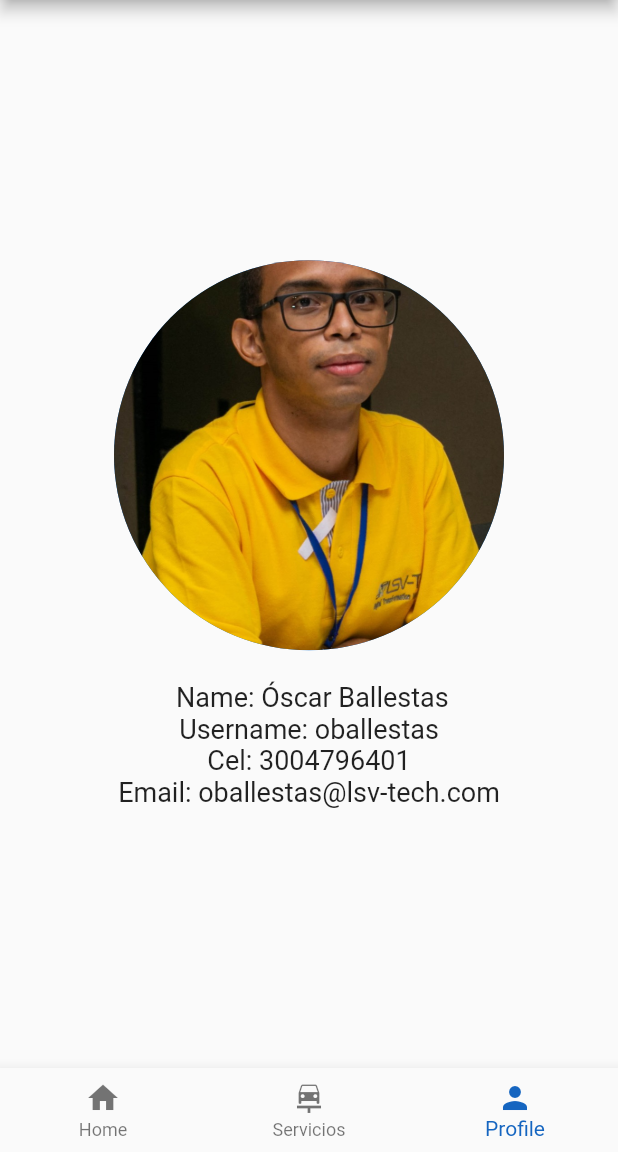
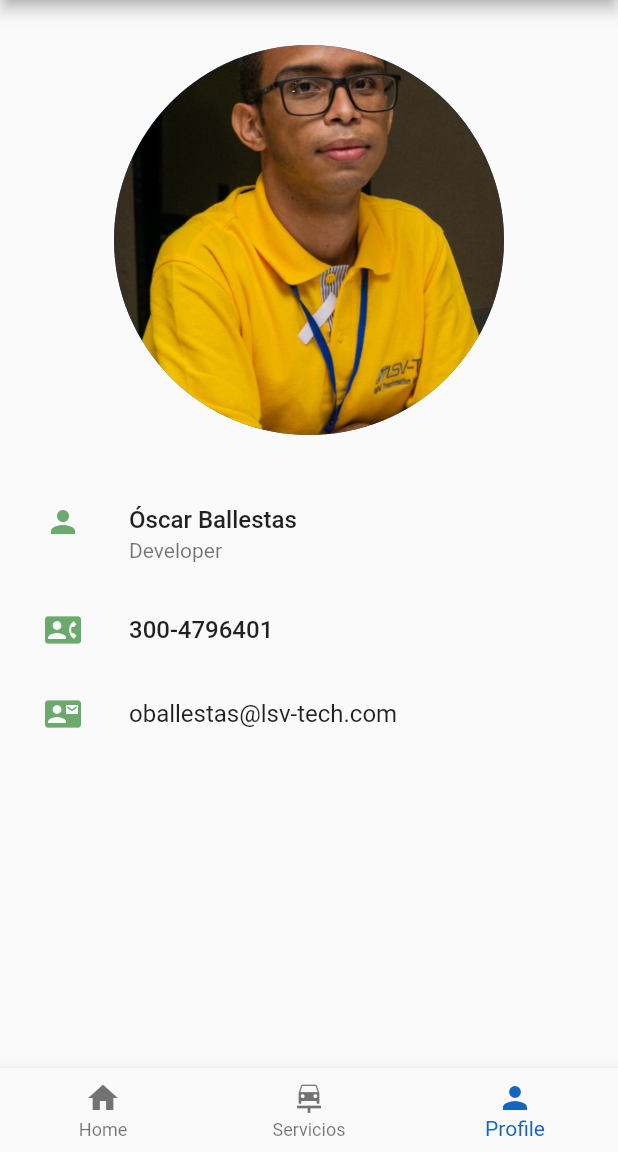
Before and after one commit to oballestas25/mobile-project, a Flutter app: the screen it shows after launch, item 3 of the bottom bar chosen, on a phone screen of 412 x 824 dp, the part 84-1236 px from its top. Run offline on Flutter 3.47's test engine with Material 2 defaults, Android fonts, the phone set to English and light mode, and no system bars; our stand-ins replace firebase_core, firebase_database, lottie; accounts and stored records are empty.

Commit message:
Changes in profile view

```diff
--- a/lib/view/porfile.dart
+++ b/lib/view/porfile.dart
@@ -8,33 +8,62 @@ class Profile extends StatefulWidget {
 }
 
 class _ProfileState extends State<Profile> {
+  static const Color iconColor =  Color.fromARGB(255, 107, 169, 109);
+  static const iconsPadding = EdgeInsets.fromLTRB(30, 0, 0, 0);
+
   @override
   Widget build(BuildContext context) {
-    return Scaffold(
-
-        body: Center(
-          child: Column(
-            crossAxisAlignment: CrossAxisAlignment.center,
-            mainAxisAlignment: MainAxisAlignment.center,
-            children:
-             [
-              GestureDetector(child: CircleAvatar(
-              backgroundImage: AssetImage('assets/images/oscar-ballestas.png'),radius: 130,),
+   return Column(
+        children: [
+          Padding(
+          padding: const EdgeInsets.all(30),
+          child:
+            GestureDetector(child: const CircleAvatar(
+              backgroundImage:
+                AssetImage('assets/images/oscar-ballestas.png'),radius: 130,),
               onTap: (){
                 showAlert(context);
               },
-              ),
+            )
+          ),
+          const ListTile(
+            contentPadding: iconsPadding,
+            title:  Text(
+              'Óscar Ballestas',
+              style: TextStyle(fontWeight: FontWeight.w500),
+            ),
+            subtitle:  Text('Developer'),
+            leading: Icon(
+              Icons.person,
+              color: iconColor,
+            ),
+          ),
 
-              Text("\n Name: Óscar Ballestas",style: TextStyle(fontSize: 18),),
-              Text("Username: oballestas",style: TextStyle(fontSize: 18),),
-              Text("Cel: 3004796401",style: TextStyle(fontSize: 18),),
-              Text("Email: oballestas@lsv-tech.com",style: TextStyle(fontSize: 18),),
-            ],),
-        ),
-      );
+          const ListTile(
+            contentPadding: iconsPadding,
+            title: Text(
+              '300-4796401',
+              style: TextStyle(fontWeight: FontWeight.w500),
+            ),
+            leading: Icon(
+              Icons.contact_phone,
+              color: iconColor,
+            ),
+          ),
 
-  }
-}
+          const ListTile(
+            contentPadding: iconsPadding,
+            title: Text('oballestas@lsv-tech.com'),
+            leading: Icon(
+              Icons.contact_mail,
+              color:iconColor,
+            ),
+          ),
+        ],
+      )
+
+  ;
+}}
 
 showAlert(BuildContext context) {
 
```
